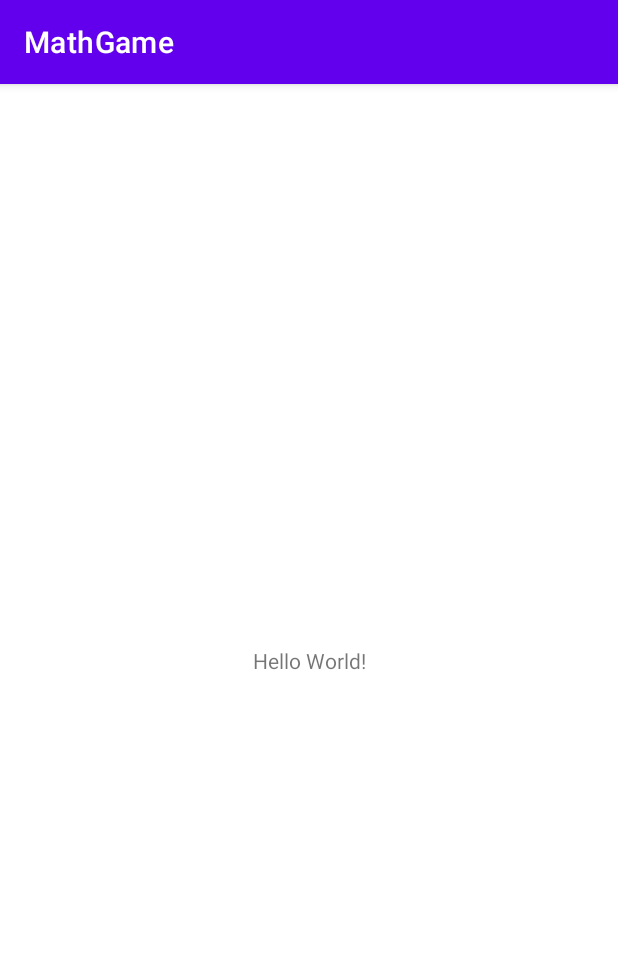
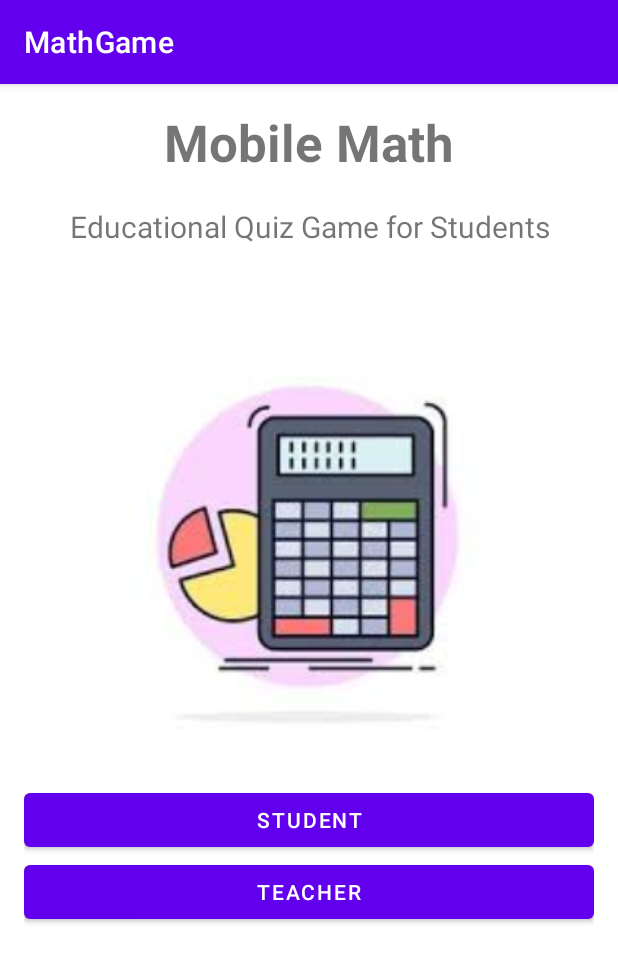
Before and after one commit to Dylan773/MobileMathGame, an Android app: the screen it shows after launch (MainActivity before the commit, StartScreenActivity after it), on a phone screen of 412 x 824 dp. Shown: the top 962 px of the screen. Run offline under Robolectric (Android 15) with nearby library versions, the phone set to English and light mode, and no system bars.

Commit message:
UI Screens
Starting and game info screen

```diff
--- a/app/src/main/java/com/example/mathgame/MainActivity.kt
+++ b/app/src/main/java/com/example/mathgame/GameCompleteActivity.kt
@@ -1,11 +1,12 @@
+
 package com.example.mathgame
 
 import androidx.appcompat.app.AppCompatActivity
 import android.os.Bundle
 
-class MainActivity : AppCompatActivity() {
+class GameCompleteActivity : AppCompatActivity() {
     override fun onCreate(savedInstanceState: Bundle?) {
         super.onCreate(savedInstanceState)
-        setContentView(R.layout.activity_main)
+        setContentView(R.layout.activity_game_complete)
     }
 }
--- /dev/null
+++ b/app/src/main/java/com/example/mathgame/StartScreenActivity.kt
@@ -0,0 +1,39 @@
+package com.example.mathgame
+
+import android.content.Intent
+import androidx.appcompat.app.AppCompatActivity
+import android.os.Bundle
+import android.provider.AlarmClock
+import android.view.View
+import android.widget.EditText
+
+class StartScreenActivity : AppCompatActivity() {
+    override fun onCreate(savedInstanceState: Bundle?) {
+        super.onCreate(savedInstanceState)
+        setContentView(R.layout.activity_start_screen)
+    }
+
+    /**
+     *
+     */
+    fun startGameStudent(view: View) {
+        val intent = Intent(this, StudentDetailActivity::class.java)
+        startActivity(intent)
+    }
+
+    /**
+     *
+     */
+    fun startGameTeacher(view: View) {
+
+    }
+
+//    fun sendMessage(view: View) {
+//        val editText = findViewById<EditText>(R.id.editTextTextPersonName)
+//        val message = editText.text.toString()
+//        val intent = Intent(this, DisplayMessageActivity::class.java).apply {
+//            putExtra(AlarmClock.EXTRA_MESSAGE, message)
+//        }
+//        startActivity(intent)
+//    }
+}
--- a/app/src/main/res/layout/activity_main.xml
+++ b/app/src/main/res/layout/activity_game_complete.xml
@@ -4,15 +4,6 @@
     xmlns:tools="http://schemas.android.com/tools"
     android:layout_width="match_parent"
     android:layout_height="match_parent"
-    tools:context=".MainActivity">
-
-    <TextView
-        android:layout_width="wrap_content"
-        android:layout_height="wrap_content"
-        android:text="Hello World!"
-        app:layout_constraintBottom_toBottomOf="parent"
-        app:layout_constraintLeft_toLeftOf="parent"
-        app:layout_constraintRight_toRightOf="parent"
-        app:layout_constraintTop_toTopOf="parent" />
+    tools:context=".GameCompleteActivity">
 
 </androidx.constraintlayout.widget.ConstraintLayout>
--- /dev/null
+++ b/app/src/main/res/layout/activity_start_screen.xml
@@ -0,0 +1,49 @@
+<?xml version="1.0" encoding="utf-8"?>
+<LinearLayout xmlns:android="http://schemas.android.com/apk/res/android"
+    xmlns:app="http://schemas.android.com/apk/res-auto"
+    xmlns:tools="http://schemas.android.com/tools"
+    android:layout_width="match_parent"
+    android:layout_height="match_parent"
+    android:orientation="vertical"
+    android:padding="16dp"
+    tools:context=".StartScreenActivity">
+
+    <TextView
+        android:id="@+id/textViewTitle"
+        android:layout_width="match_parent"
+        android:layout_height="65dp"
+        android:text="@string/game_title"
+        android:textAlignment="center"
+        android:textAllCaps="false"
+        android:textSize="34sp"
+        android:textStyle="bold" />
+
+    <TextView
+        android:id="@+id/textViewSubtitle"
+        android:layout_width="match_parent"
+        android:layout_height="55dp"
+        android:text="@string/game_subtitle"
+        android:textAlignment="center"
+        android:textAllCaps="false"
+        android:textSize="20sp" />
+
+    <ImageView
+        android:id="@+id/imageView"
+        android:layout_width="378dp"
+        android:layout_height="330dp"
+        app:srcCompat="@drawable/images" />
+
+    <Button
+        android:id="@+id/buttonStudent"
+        android:layout_width="match_parent"
+        android:layout_height="wrap_content"
+        android:onClick="startGameStudent"
+        android:text="@string/btn_student" />
+
+    <Button
+        android:id="@+id/buttonTeacher"
+        android:layout_width="match_parent"
+        android:layout_height="wrap_content"
+        android:text="@string/btn_teacher" />
+
+</LinearLayout>
--- a/app/src/main/res/values/strings.xml
+++ b/app/src/main/res/values/strings.xml
@@ -1,3 +1,29 @@
 <resources>
+    <!-- Starting Activity -->
     <string name="app_name">MathGame</string>
+    <string name="game_title">Mobile Math</string>
+    <string name="game_subtitle">Educational Quiz Game for Students</string>
+    <string name="btn_student">Student</string>
+    <string name="btn_teacher">Teacher</string>
+
+    <!-- Student Detail Activity -->
+    <string name="welcome">Welcome!</string>
+    <string name="welcome_intro">Test your knowledge with a fun quiz!</string>
+    <string name="studentDetailsSubtitle"><u>Student Details</u></string>
+    <string name="enterName">Please enter your name:</string>
+    <string name="gameInfoSubtitle"><u>Game Information</u></string>
+    <string name="game_description">Each game consists of 14 mathematical questions, covering 7 topics. Questions are presented in a multiple choice format, with only one correct answer.
+        \n\nEach question has a time limit, so make sure to answer before time is up! Please complete all questions as progress is not saved.
+        \n\nFinally, Have Fun!
+    </string>
+    <string name="btnStart">start</string>
+
+
+    <!-- Game Screen Activity -->
+
+
+    <!-- Game End Activity -->
+
+
+
 </resources>
```
Also changed, not shown: app/src/main/AndroidManifest.xml (+11 -1 lines), app/src/main/java/com/example/mathgame/GameScreenActivity.kt (added, +11 -0 lines), app/src/main/java/com/example/mathgame/StudentDetailActivity.kt (added, +21 -0 lines), app/src/main/res/layout/activity_game_screen.xml (added, +9 -0 lines), app/src/main/res/layout/activity_student_detail.xml (added, +87 -0 lines), app/src/main/res/drawable-v24/images.jpg (added).
